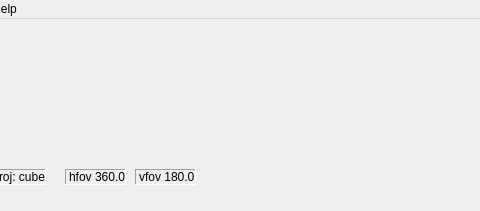
lazarus-pkgs/panini, file ui/mainwindow.ui: the form before one commit; both pictures show x 165 to 645 and y 0 to 211 of the 800 by 211 pixel window.
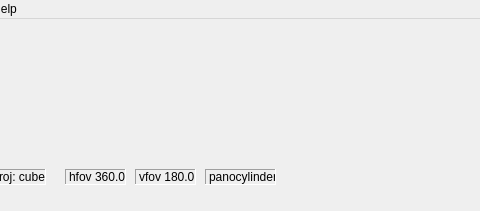
The form after the commit.

Patch:
```diff
--- a/ui/mainwindow.ui
+++ b/ui/mainwindow.ui
@@ -73,6 +73,28 @@
      <string>vfov 180.0</string>
     </property>
    </widget>
+   <widget class="QLabel" name="surfaceLabel" >
+    <property name="enabled" >
+     <bool>true</bool>
+    </property>
+    <property name="geometry" >
+     <rect>
+      <x>370</x>
+      <y>150</y>
+      <width>71</width>
+      <height>16</height>
+     </rect>
+    </property>
+    <property name="frameShape" >
+     <enum>QFrame::Panel</enum>
+    </property>
+    <property name="frameShadow" >
+     <enum>QFrame::Sunken</enum>
+    </property>
+    <property name="text" >
+     <string>panocylinder</string>
+    </property>
+   </widget>
   </widget>
   <widget class="QMenuBar" name="menubar" >
    <property name="geometry" >
```
Left out of the diff: 36 changed lines with no effect on the pictures.
